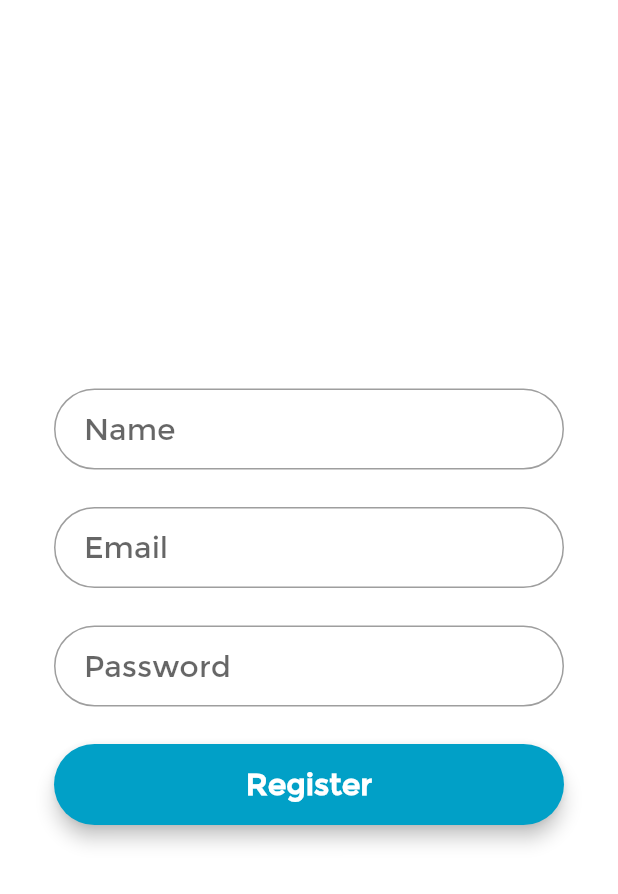
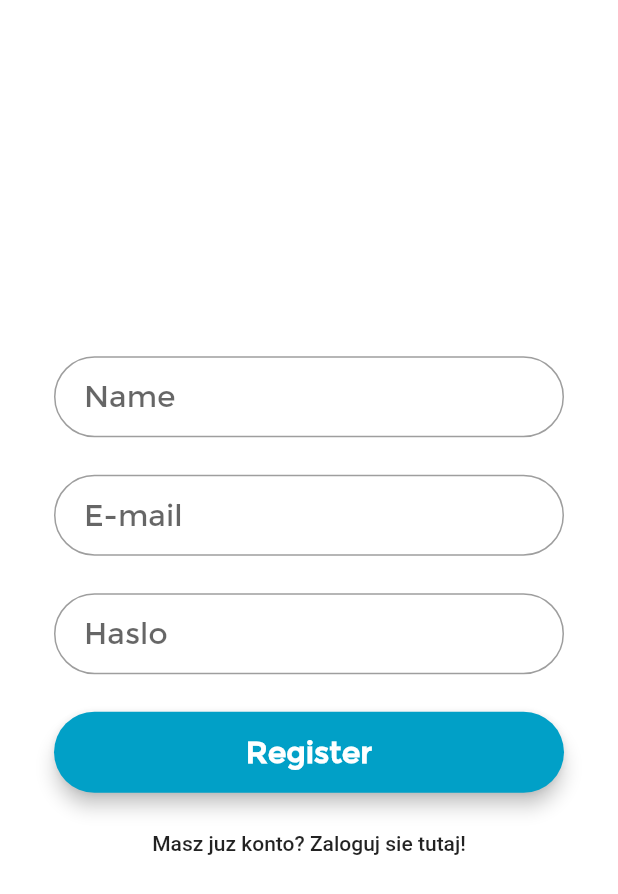
Before and after one commit to stacket-team/tankomat, a Flutter app: the screen it shows after launch, after a tap on "Nie masz konta? Zarejestruj sie?", on a phone screen of 412 x 824 dp. Shown: the top 894 px of the screen. Run offline on Flutter 3.47's test engine with Material 2 defaults, Android fonts, the phone set to English and light mode, and no system bars; our stand-ins replace flutter_dotenv; missing offline and left inert: firebase; accounts and stored records are empty.

Commit message:
:recycle: Change language to polish

```diff
--- a/lib/main.dart
+++ b/lib/main.dart
@@ -1,5 +1,5 @@
 import 'package:flutter/material.dart';
-import 'package:tankomat/views/Home/HomeView.dart';
+import 'package:tankomat/views/Login/LoginView.dart';
 import 'package:firebase/firebase.dart' as fb;
 import 'package:flutter_dotenv/flutter_dotenv.dart';
 
@@ -36,7 +36,7 @@ class MyApp extends StatelessWidget {
       theme: ThemeData(
         primarySwatch: Colors.green,
       ),
-      home: HomeView(title: 'Login'),
+      home: LoginView(title: 'Login'),
     );
   }
 }
--- a/lib/views/Home/HomeView.dart
+++ b/lib/views/Login/LoginView.dart
@@ -1,14 +1,14 @@
 import 'package:flutter/material.dart';
 import 'package:tankomat/views/Register/RegisterView.dart';
 
-class HomeView extends StatefulWidget {
-  HomeView({Key key, this.title}) : super(key: key);
+class LoginView extends StatefulWidget {
+  LoginView({Key key, this.title}) : super(key: key);
   final String title;
   @override
-  _HomeViewState createState() => _HomeViewState();
+  _LoginViewState createState() => _LoginViewState();
 }
 
-class _HomeViewState extends State<HomeView> {
+class _LoginViewState extends State<LoginView> {
   TextStyle style = TextStyle(fontFamily: 'Montserrat', fontSize: 20.0);
 
   @override
@@ -18,7 +18,7 @@ class _HomeViewState extends State<HomeView> {
       style: style,
       decoration: InputDecoration(
         contentPadding: EdgeInsets.fromLTRB(20.0, 15.0, 20.0, 15.0),
-        hintText: 'Email',
+        hintText: 'E-mail',
         border: OutlineInputBorder(borderRadius: BorderRadius.circular(32.0)),
       ),
     );
@@ -28,7 +28,7 @@ class _HomeViewState extends State<HomeView> {
       style: style,
       decoration: InputDecoration(
         contentPadding: EdgeInsets.fromLTRB(20.0, 15.0, 20.0, 15.0),
-        hintText: 'Password',
+        hintText: 'Haslo',
         border: OutlineInputBorder(borderRadius: BorderRadius.circular(32.0)),
       ),
     );
@@ -42,7 +42,7 @@ class _HomeViewState extends State<HomeView> {
         padding: EdgeInsets.fromLTRB(20.0, 15.0, 20.0, 15.0),
         onPressed: () {},
         child: Text(
-          'Login',
+          'Zaloguj sie',
           textAlign: TextAlign.center,
           style:
               style.copyWith(color: Colors.white, fontWeight: FontWeight.bold),
@@ -83,7 +83,7 @@ class _HomeViewState extends State<HomeView> {
                 passwordField,
                 SizedBox(height: 35.0),
                 loginButton,
-                SizedBox(height: 15.0),
+                SizedBox(height: 10.0),
                 registerButton,
               ],
             ),
--- a/lib/views/Register/RegisterView.dart
+++ b/lib/views/Register/RegisterView.dart
@@ -1,4 +1,5 @@
 import 'package:flutter/material.dart';
+import 'package:tankomat/views/Login/LoginView.dart';
 
 class RegisterView extends StatefulWidget {
   RegisterView({Key key, this.title}) : super(key: key);
@@ -27,7 +28,7 @@ class _RegisterViewState extends State<RegisterView> {
       style: style,
       decoration: InputDecoration(
         contentPadding: EdgeInsets.fromLTRB(20.0, 15.0, 20.0, 15.0),
-        hintText: 'Email',
+        hintText: 'E-mail',
         border: OutlineInputBorder(borderRadius: BorderRadius.circular(32.0)),
       ),
     );
@@ -37,7 +38,7 @@ class _RegisterViewState extends State<RegisterView> {
       style: style,
       decoration: InputDecoration(
         contentPadding: EdgeInsets.fromLTRB(20.0, 15.0, 20.0, 15.0),
-        hintText: 'Password',
+        hintText: 'Haslo',
         border: OutlineInputBorder(borderRadius: BorderRadius.circular(32.0)),
       ),
     );
@@ -58,6 +59,15 @@ class _RegisterViewState extends State<RegisterView> {
           ),
         ));
 
+    final signUpButton = FlatButton(
+        onPressed: () {
+          Navigator.push(
+            context,
+            MaterialPageRoute(builder: (context) => LoginView()),
+          );
+        },
+        child: Text('Masz juz konto? Zaloguj sie tutaj!'));
+
     return Scaffold(
       body: Center(
         child: Container(
@@ -75,7 +85,8 @@ class _RegisterViewState extends State<RegisterView> {
                     passwordField,
                     SizedBox(height: 25.0),
                     registerButton,
-                    SizedBox(height: 15.0),
+                    SizedBox(height: 10.0),
+                    signUpButton,
                   ],
                 ))),
       ),
```
